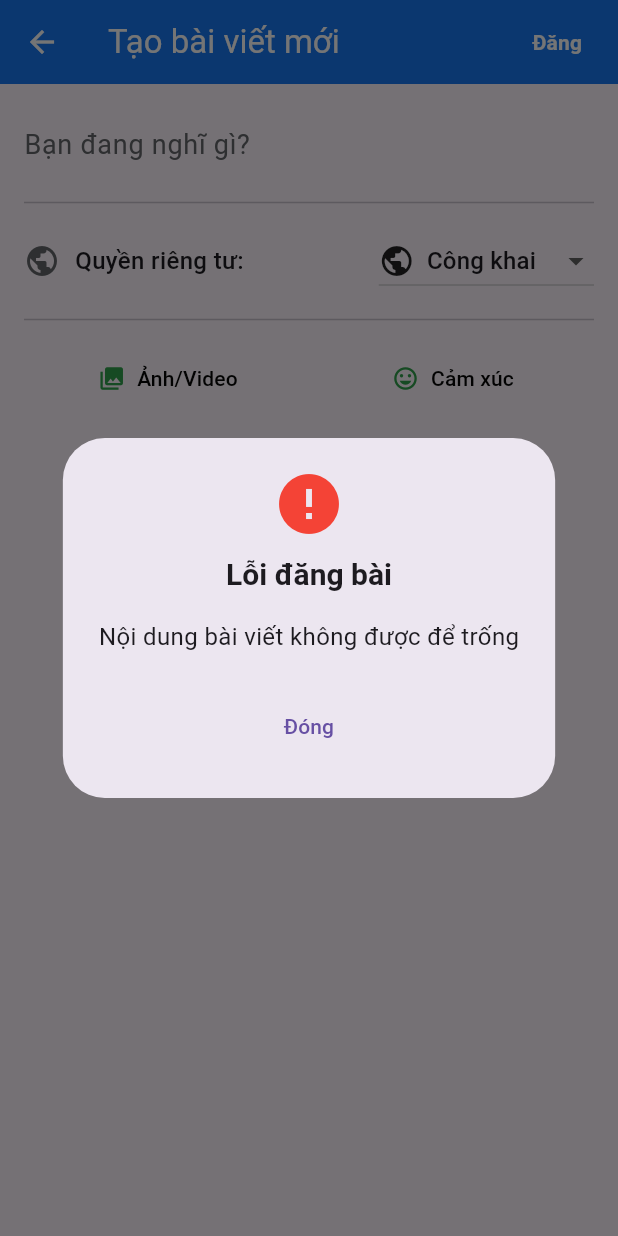
After one commit to nguyenminhtri2k4/DoAn_MXH, a Flutter app: the _CreatePostViewContent screen opened directly, after a tap on "Đăng", on a phone screen of 412 x 824 dp. The commit adds this screen. Run offline on Flutter 3.47's test engine with Material 3 defaults, Android fonts, the phone set to English and light mode, and no system bars; our stand-ins replace cloud_firestore, firebase_auth, firebase_core; accounts and stored records are empty.

Commit message:
Add post feature: PostRequest, CreatePostView, PostViewModel

```diff
--- a/lib/main.dart
+++ b/lib/main.dart
@@ -1,3 +1,52 @@
+// import 'package:flutter/material.dart';
+// import 'package:firebase_core/firebase_core.dart';
+// import 'package:firebase_auth/firebase_auth.dart';
+// import 'package:provider/provider.dart';
+// import 'package:mangxahoi/view/login_view.dart';
+// import 'package:mangxahoi/view/register_view.dart';
+// import 'package:mangxahoi/view/home_view.dart';
+// import 'package:mangxahoi/authanet/firestore_listener.dart';
+// import 'package:mangxahoi/view/profile_view.dart';
+
+// void main() async {
+//   WidgetsFlutterBinding.ensureInitialized();
+//   await Firebase.initializeApp();
+
+//   await FirebaseAuth.instance.setSettings(
+//     appVerificationDisabledForTesting: true,
+//   );
+
+//   runApp(const MyApp());
+// }
+
+// class MyApp extends StatelessWidget {
+//   const MyApp({super.key});
+
+//   @override
+//   Widget build(BuildContext context) {
+//     return MultiProvider(
+//       providers: [
+//         ChangeNotifierProvider(create: (_) => FirestoreListener()),
+//       ],
+//       child: MaterialApp(
+//         debugShowCheckedModeBanner: false,
+//         title: 'Mạng Xã Hội',
+//         theme: ThemeData(
+//           primarySwatch: Colors.blue,
+//           useMaterial3: true,
+//         ),
+//         initialRoute: '/login',
+//         routes: {
+//           '/login': (context) => const LoginView(),
+//           '/register': (context) => const RegisterView(),
+//           '/home': (context) => const HomeView(),
+//           '/profile': (context) => const ProfileView(),
+//         },
+//       ),
+//     );
+//   }
+// }
+// lib/main.dart (CHỈNH SỬA)
 import 'package:flutter/material.dart';
 import 'package:firebase_core/firebase_core.dart';
 import 'package:firebase_auth/firebase_auth.dart';
@@ -7,6 +56,7 @@ import 'package:mangxahoi/view/register_view.dart';
 import 'package:mangxahoi/view/home_view.dart';
 import 'package:mangxahoi/authanet/firestore_listener.dart';
 import 'package:mangxahoi/view/profile_view.dart';
+import 'package:mangxahoi/view/create_post_view.dart'; // <<<<< IMPORT MỚI
 
 void main() async {
   WidgetsFlutterBinding.ensureInitialized();
@@ -41,6 +91,7 @@ class MyApp extends StatelessWidget {
           '/register': (context) => const RegisterView(),
           '/home': (context) => const HomeView(),
           '/profile': (context) => const ProfileView(),
+          '/create_post': (context) => const CreatePostView(), // <<<<< ROUTE MỚI
         },
       ),
     );
--- /dev/null
+++ b/lib/request/post_request.dart
@@ -0,0 +1,27 @@
+// lib/request/post_request.dart
+import 'package:cloud_firestore/cloud_firestore.dart';
+import 'package:mangxahoi/model/model_post.dart';
+
+class PostRequest {
+  final FirebaseFirestore _firestore = FirebaseFirestore.instance;
+  final String _collectionName = 'Post'; // Tên collection cho bài viết
+
+  /// Tạo và lưu bài viết mới lên Firestore
+  Future<String> createPost(PostModel post) async {
+    try {
+      final postMap = post.toMap();
+      // Bỏ qua id vì nó là document ID, sẽ được tự động gán khi .add()
+      postMap.remove('id');
+
+      // Thêm bài viết mới vào collection 'Post'
+      final docRef = await _firestore.collection(_collectionName).add(postMap);
+      print('✅ Bài viết mới đã được tạo với ID: ${docRef.id}');
+      return docRef.id;
+    } catch (e) {
+      print('❌ Lỗi khi tạo bài viết: $e');
+      rethrow;
+    }
+  }
+
+  // Bạn có thể thêm các hàm khác như getPost, updatePost, deletePost tại đây.
+}
--- /dev/null
+++ b/lib/view/create_post_view.dart
@@ -0,0 +1,193 @@
+// lib/view/create_post_view.dart
+import 'package:flutter/material.dart';
+import 'package:provider/provider.dart';
+import 'package:mangxahoi/constant/app_colors.dart';
+import 'package:mangxahoi/viewmodel/post_view_model.dart';
+import 'package:mangxahoi/notification/notification_service.dart';
+
+class CreatePostView extends StatelessWidget {
+  const CreatePostView({super.key});
+
+  @override
+  Widget build(BuildContext context) {
+    // Sử dụng ChangeNotifierProvider để cung cấp PostViewModel
+    return ChangeNotifierProvider(
+      create: (_) => PostViewModel(),
+      child: const _CreatePostViewContent(),
+    );
+  }
+}
+
+class _CreatePostViewContent extends StatefulWidget {
+  const _CreatePostViewContent();
+
+  @override
+  State<_CreatePostViewContent> createState() => _CreatePostViewContentState();
+}
+
+class _CreatePostViewContentState extends State<_CreatePostViewContent> {
+  String _selectedVisibility = 'public'; // Mặc định là công khai
+
+  @override
+  Widget build(BuildContext context) {
+    final viewModel = context.watch<PostViewModel>();
+
+    return Scaffold(
+      appBar: AppBar(
+        title: const Text('Tạo bài viết mới'),
+        backgroundColor: AppColors.primary,
+        foregroundColor: Colors.white,
+        actions: [
+          // Nút Đăng bài
+          Padding(
+            padding: const EdgeInsets.only(right: 8.0),
+            child: TextButton(
+              onPressed: viewModel.isLoading
+                  ? null
+                  : () async {
+                      final success = await viewModel.createPost(_selectedVisibility);
+                      if (success && mounted) {
+                        Navigator.pop(context);
+                        NotificationService().showSuccessDialog(
+                          context: context,
+                          title: 'Thành công',
+                          message: 'Bài viết của bạn đã được đăng!',
+                        );
+                      } else if (viewModel.errorMessage != null && mounted) {
+                        NotificationService().showErrorDialog(
+                          context: context,
+                          title: 'Lỗi đăng bài',
+                          message: viewModel.errorMessage!,
+                        );
+                      }
+                    },
+              style: TextButton.styleFrom(
+                backgroundColor: viewModel.isLoading
+                    ? AppColors.primary.withOpacity(0.5)
+                    : AppColors.primary, // Thay đổi màu nền nút
+                foregroundColor: AppColors.textWhite,
+                padding: const EdgeInsets.symmetric(horizontal: 16),
+                shape: RoundedRectangleBorder(
+                  borderRadius: AppRadius.mediumRadius,
+                ),
+              ),
+              child: viewModel.isLoading
+                  ? const SizedBox(
+                      width: 20,
+                      height: 20,
+                      child: CircularProgressIndicator(
+                        color: AppColors.textWhite,
+                        strokeWidth: 2,
+                      ),
+                    )
+                  : const Text(
+                      'Đăng',
+                      style: TextStyle(fontWeight: FontWeight.bold),
+                    ),
+            ),
+          ),
+        ],
+      ),
+      body: SingleChildScrollView(
+        padding: const EdgeInsets.all(16.0),
+        child: Column(
+          crossAxisAlignment: CrossAxisAlignment.start,
+          children: [
+            // Trường nhập nội dung
+            TextFormField(
+              controller: viewModel.contentController,
+              autofocus: true,
+              maxLines: null, // Cho phép nhiều dòng
+              keyboardType: TextInputType.multiline,
+              decoration: InputDecoration(
+                hintText: 'Bạn đang nghĩ gì?',
+                hintStyle: TextStyle(color: AppColors.textSecondary),
+                border: InputBorder.none,
+                filled: false,
+              ),
+              style: const TextStyle(fontSize: 18),
+            ),
+            const Divider(height: 30),
+
+            // Tùy chọn quyền riêng tư
+            Row(
+              children: [
+                const Icon(Icons.public, color: AppColors.textSecondary),
+                const SizedBox(width: 10),
+                const Text('Quyền riêng tư:', style: TextStyle(fontSize: 16, fontWeight: FontWeight.w500)),
+                const Spacer(),
+                DropdownButton<String>(
+                  value: _selectedVisibility,
+                  onChanged: (String? newValue) {
+                    setState(() {
+                      _selectedVisibility = newValue!;
+                    });
+                  },
+                  items: <String>['public', 'private', 'friends']
+                      .map<DropdownMenuItem<String>>((String value) {
+                    return DropdownMenuItem<String>(
+                      value: value,
+                      child: Row(
+                        children: [
+                          Icon(_getVisibilityIcon(value)),
+                          const SizedBox(width: 8),
+                          Text(_getVisibilityText(value)),
+                        ],
+                      ),
+                    );
+                  }).toList(),
+                ),
+              ],
+            ),
+            const Divider(height: 30),
+
+            // Nơi để thêm các nút thêm ảnh/video
+            Row(
+              mainAxisAlignment: MainAxisAlignment.spaceAround,
+              children: [
+                _buildActionButton(Icons.photo_library, 'Ảnh/Video', () {
+                  NotificationService().showInfoDialog(context: context, title: 'Tính năng đang phát triển', message: 'Chức năng chọn ảnh/video sẽ sớm có mặt!');
+                }),
+                _buildActionButton(Icons.tag_faces, 'Cảm xúc', () {
+                  NotificationService().showInfoDialog(context: context, title: 'Tính năng đang phát triển', message: 'Chức năng thêm cảm xúc sẽ sớm có mặt!');
+                }),
+              ],
+            ),
+          ],
+        ),
+      ),
+    );
+  }
+
+  IconData _getVisibilityIcon(String visibility) {
+    switch (visibility) {
+      case 'private':
+        return Icons.lock;
+      case 'friends':
+        return Icons.group;
+      case 'public':
+      default:
+        return Icons.public;
+    }
+  }
+
+  String _getVisibilityText(String visibility) {
+    switch (visibility) {
+      case 'private':
+        return 'Chỉ mình tôi';
+      case 'friends':
+        return 'Bạn bè';
+      case 'public':
+      default:
+        return 'Công khai';
+    }
+  }
+
+  Widget _buildActionButton(IconData icon, String label, VoidCallback onPressed) {
+    return TextButton.icon(
+      onPressed: onPressed,
+      icon: Icon(icon, color: AppColors.success),
+      label: Text(label, style: const TextStyle(color: AppColors.textPrimary)),
+    );
+  }
+}
--- a/lib/view/home_view.dart
+++ b/lib/view/home_view.dart
@@ -28,11 +28,21 @@ class _HomeViewContent extends StatelessWidget {
         backgroundColor: AppColors.primary,
         foregroundColor: Colors.white,
       ),
+      // FAB để đăng bài
+      floatingActionButton: FloatingActionButton( // <<<<< THÊM FAB
+        onPressed: () {
+          // Điều hướng đến màn hình tạo bài viết
+          Navigator.pushNamed(context, '/create_post');
+        },
+        backgroundColor: AppColors.primary,
+        foregroundColor: Colors.white,
+        child: const Icon(Icons.edit),
+      ),
       drawer: Drawer(
         child: ListView(
           padding: EdgeInsets.zero,
           children: [
-            // Header với SafeArea
+            // Header với SafeArea (giữ nguyên)
             Container(
               width: double.infinity,
               decoration: const BoxDecoration(
@@ -105,6 +115,14 @@ class _HomeViewContent extends StatelessWidget {
                 Navigator.pushNamed(context, '/profile');
               },
             ),
+            ListTile( // <<<<< THÊM NÚT ĐĂNG BÀI VÀO DRAWER
+              leading: const Icon(Icons.edit_note, color: AppColors.primary),
+              title: const Text('Tạo bài viết'),
+              onTap: () {
+                Navigator.pop(context);
+                Navigator.pushNamed(context, '/create_post');
+              },
+            ),
             const Divider(),
             ListTile(
               leading: const Icon(Icons.logout, color: Colors.red),
--- /dev/null
+++ b/lib/viewmodel/post_view_model.dart
@@ -0,0 +1,75 @@
+// lib/viewmodel/post_view_model.dart
+import 'package:flutter/material.dart';
+import 'package:firebase_auth/firebase_auth.dart';
+import 'package:mangxahoi/model/model_post.dart';
+import 'package:mangxahoi/request/post_request.dart';
+
+class PostViewModel extends ChangeNotifier {
+  final PostRequest _postRequest = PostRequest();
+  final FirebaseAuth _auth = FirebaseAuth.instance;
+
+  final TextEditingController contentController = TextEditingController();
+
+  bool _isLoading = false;
+  String? _errorMessage;
+
+  bool get isLoading => _isLoading;
+  String? get errorMessage => _errorMessage;
+
+  @override
+  void dispose() {
+    contentController.dispose();
+    super.dispose();
+  }
+
+  /// Xử lý logic tạo bài viết
+  Future<bool> createPost(String visibility) async {
+    final user = _auth.currentUser;
+    if (user == null) {
+      _errorMessage = 'Bạn chưa đăng nhập';
+      notifyListeners();
+      return false;
+    }
+
+    if (contentController.text.trim().isEmpty) {
+      _errorMessage = 'Nội dung bài viết không được để trống';
+      notifyListeners();
+      return false;
+    }
+
+    _isLoading = true;
+    _errorMessage = null;
+    notifyListeners();
+
+    try {
+      final newPost = PostModel(
+        id: '', // Sẽ được gán bởi Firestore
+        authorId: user.uid, // Lấy Auth UID của người dùng
+        content: contentController.text.trim(),
+        createdAt: DateTime.now(),
+        visibility: visibility,
+        // Các trường mặc định khác sẽ dùng giá trị mặc định trong PostModel
+      );
+
+      final postId = await _postRequest.createPost(newPost);
+
+      if (postId.isNotEmpty) {
+        contentController.clear();
+        _isLoading = false;
+        notifyListeners();
+        return true;
+      } else {
+        _errorMessage = 'Tạo bài viết thất bại, không nhận được ID';
+        _isLoading = false;
+        notifyListeners();
+        return false;
+      }
+
+    } catch (e) {
+      _isLoading = false;
+      _errorMessage = 'Lỗi hệ thống: ${e.toString()}';
+      notifyListeners();
+      return false;
+    }
+  }
+}
```
